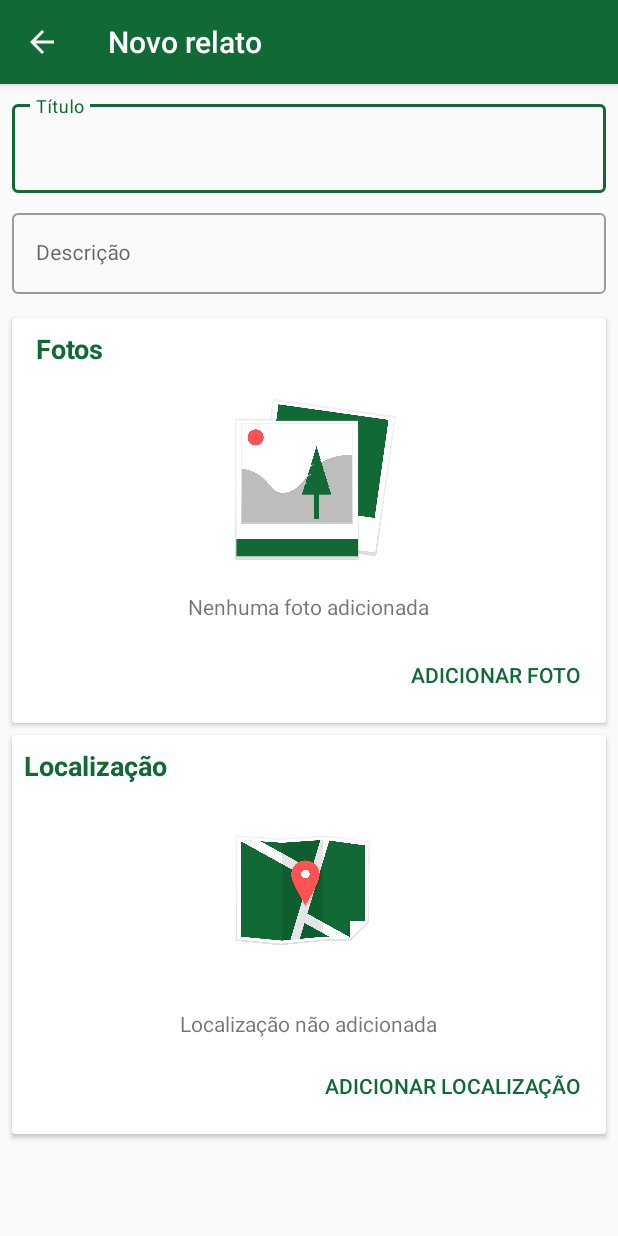
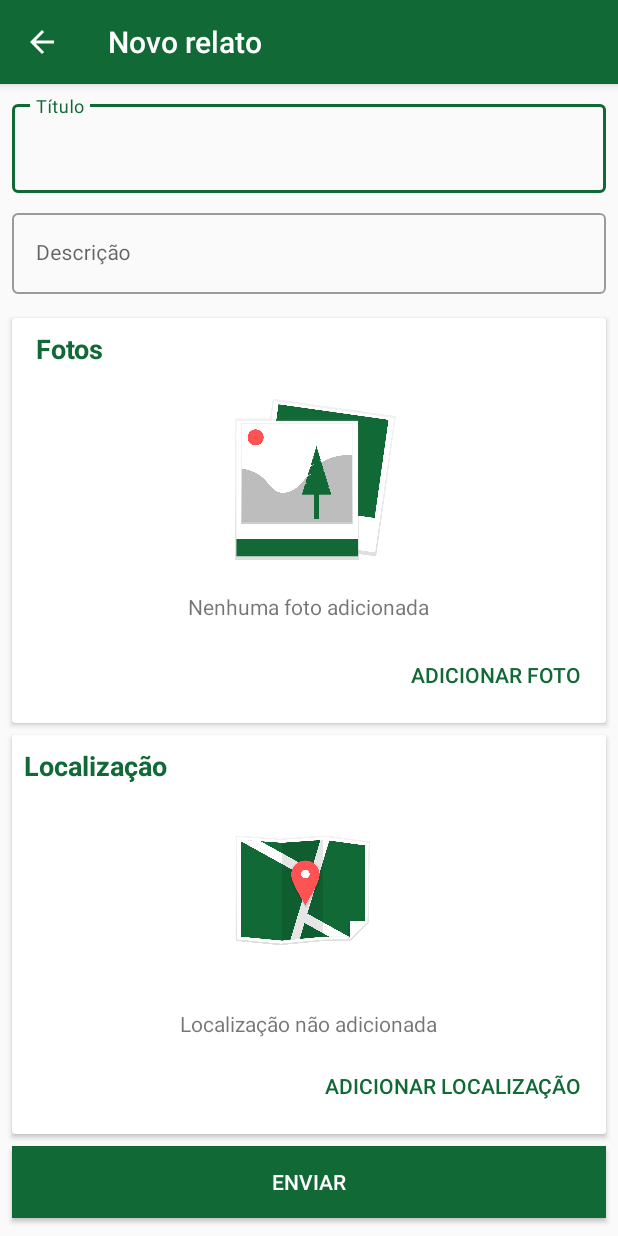
Before and after one commit to rodrigo98rm/prorepufabc, an Android app: the NewReportActivity screen opened directly, with no data from a screen before it, on a phone screen of 412 x 824 dp. Run offline under Robolectric (Android 15) with nearby library versions, the light colour scheme and no system bars.

Commit message:
NewReport Activity layout

```diff
--- a/app/src/main/AndroidManifest.xml
+++ b/app/src/main/AndroidManifest.xml
@@ -12,7 +12,10 @@
         android:roundIcon="@drawable/ic_launcher"
         android:supportsRtl="true"
         android:theme="@style/AppTheme">
-        <activity android:name=".Activities.NewReportActivity" android:parentActivityName=".Activities.HomeActivity">
+        <activity android:name=".Activities.ReportDetailsActivity"></activity>
+        <activity
+            android:name=".Activities.NewReportActivity"
+            android:parentActivityName=".Activities.HomeActivity">
             <meta-data
                 android:name="android.support.PARENT_ACTIVITY"
                 android:value=".Activities.HomeActivity" />
--- a/app/src/main/res/layout/activity_new_report.xml
+++ b/app/src/main/res/layout/activity_new_report.xml
@@ -1,10 +1,16 @@
 <?xml version="1.0" encoding="utf-8"?>
-<androidx.constraintlayout.widget.ConstraintLayout xmlns:android="http://schemas.android.com/apk/res/android"
+<ScrollView
+    xmlns:android="http://schemas.android.com/apk/res/android"
     xmlns:app="http://schemas.android.com/apk/res-auto"
     xmlns:tools="http://schemas.android.com/tools"
+    android:layout_height="match_parent"
     android:layout_width="match_parent"
-    android:layout_height="match_parent"
-    tools:context=".Activities.NewReportActivity">
+    tools:context=".Activities.NewReportActivity"
+    >
+
+    <androidx.constraintlayout.widget.ConstraintLayout
+        android:layout_width="match_parent"
+        android:layout_height="wrap_content">
 
         <com.google.android.material.textfield.TextInputLayout
             android:id="@+id/txtLayout_title_NewReport"
@@ -128,6 +134,7 @@
         </androidx.cardview.widget.CardView>
 
         <androidx.cardview.widget.CardView
+            android:id="@+id/cardView2"
             android:layout_width="match_parent"
             android:layout_height="wrap_content"
             android:layout_marginStart="8dp"
@@ -202,5 +209,25 @@
 
         </androidx.cardview.widget.CardView>
 
+        <Button
+            android:id="@+id/button3"
+            android:layout_width="0dp"
+            android:layout_height="wrap_content"
+            android:layout_marginStart="8dp"
+            android:layout_marginLeft="8dp"
+            android:layout_marginTop="8dp"
+            android:layout_marginEnd="8dp"
+            android:layout_marginRight="8dp"
+            android:layout_marginBottom="8dp"
+            android:background="@color/colorPrimary"
+            android:text="Enviar"
+            android:textColor="#fff"
+            app:layout_constraintBottom_toBottomOf="parent"
+            app:layout_constraintEnd_toEndOf="parent"
+            app:layout_constraintStart_toStartOf="parent"
+            app:layout_constraintTop_toBottomOf="@+id/cardView2" />
+
 
     </androidx.constraintlayout.widget.ConstraintLayout>
+
+</ScrollView>
```
Also changed, not shown: app/src/main/java/mayer/rodrigo/prorepufabc/Activities/ReportDetailsActivity.java (added, +16 -0 lines), app/src/main/res/layout/activity_report_details.xml (added, +9 -0 lines). Lines whose indentation alone changed are shown as unchanged.
